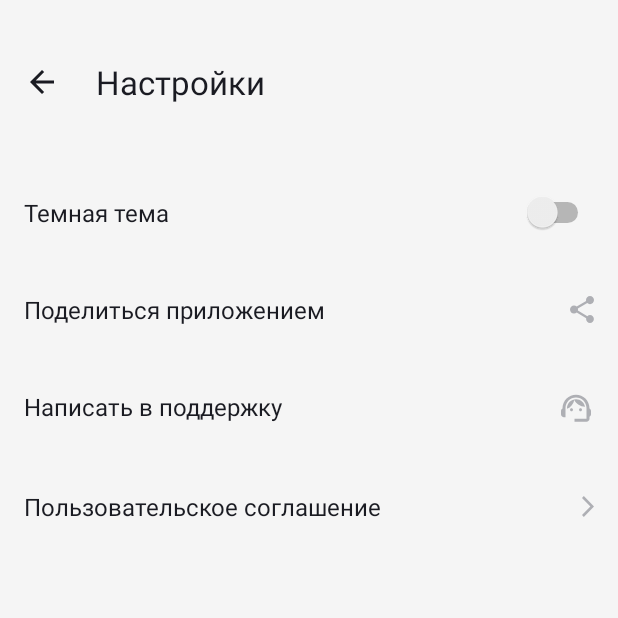
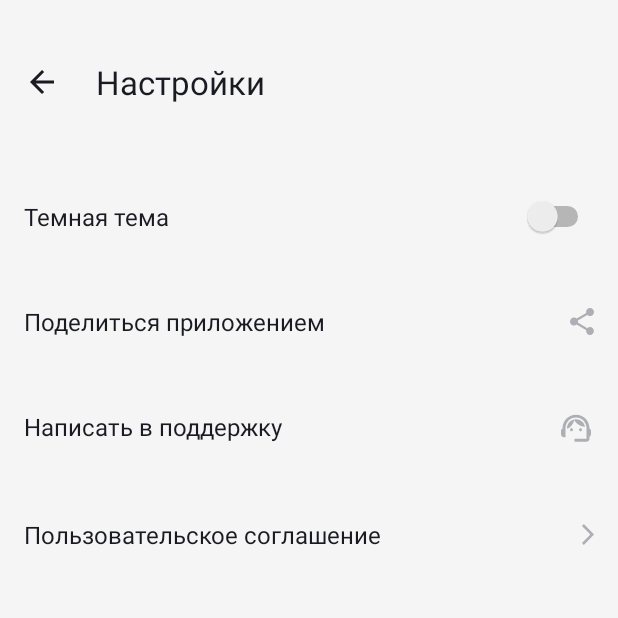
Before and after one commit to Beduir/PlaylistMaker, an Android app: the SettingsActivity screen opened directly, with no data from a screen before it, on a phone screen of 412 x 824 dp, the top half of it. Run offline under Robolectric (Android 15) with nearby library versions, the phone set to English and light mode, and no system bars.

Commit message:
Second iteration

```diff
--- a/app/src/main/java/com/beduir/playlistmaker/SettingsActivity.kt
+++ b/app/src/main/java/com/beduir/playlistmaker/SettingsActivity.kt
@@ -14,8 +14,7 @@ class SettingsActivity : AppCompatActivity() {
         val backButton = findViewById<ImageView>(R.id.back_button)
 
         backButton.setOnClickListener {
-            val displayIntent = Intent(this, MainActivity::class.java)
-            startActivity(displayIntent)
+            finish()
         }
     }
 }
--- a/app/src/main/res/drawable/forward_arrow.xml
+++ b/app/src/main/res/drawable/forward_arrow.xml
@@ -5,5 +5,5 @@
     android:viewportHeight="14">
   <path
       android:pathData="M0,12.748L1.213,14L8,7L1.213,0L0,1.252L5.573,7L0,12.748Z"
-      android:fillColor="#AEAFB4"/>
+      android:fillColor="@color/settings_icon_color"/>
 </vector>
--- a/app/src/main/res/drawable/share.xml
+++ b/app/src/main/res/drawable/share.xml
@@ -5,5 +5,5 @@
     android:viewportHeight="18">
   <path
       android:pathData="M13.333,12.723C12.658,12.723 12.053,12.994 11.591,13.419L5.253,9.669C5.298,9.461 5.333,9.253 5.333,9.036C5.333,8.819 5.298,8.611 5.253,8.404L11.52,4.69C12,5.142 12.631,5.422 13.333,5.422C14.809,5.422 16,4.211 16,2.711C16,1.211 14.809,0 13.333,0C11.858,0 10.667,1.211 10.667,2.711C10.667,2.928 10.702,3.136 10.747,3.343L4.48,7.057C4,6.605 3.369,6.325 2.667,6.325C1.191,6.325 0,7.536 0,9.036C0,10.536 1.191,11.747 2.667,11.747C3.369,11.747 4,11.467 4.48,11.015L10.809,14.774C10.764,14.964 10.738,15.163 10.738,15.361C10.738,16.816 11.902,18 13.333,18C14.764,18 15.929,16.816 15.929,15.361C15.929,13.907 14.764,12.723 13.333,12.723Z"
-      android:fillColor="#AEAFB4"/>
+      android:fillColor="@color/settings_icon_color"/>
 </vector>
--- a/app/src/main/res/drawable/support.xml
+++ b/app/src/main/res/drawable/support.xml
@@ -5,14 +5,14 @@
     android:viewportHeight="24">
   <path
       android:pathData="M21,12.32C21,6.83 16.74,3.1 12,3.1C7.31,3.1 3,6.75 3,12.38C2.4,12.72 2,13.36 2,14.1V16.1C2,17.2 2.9,18.1 4,18.1H5V12C5,8.13 8.13,5 12,5C15.87,5 19,8.13 19,12V19.1H11V21.1H19C20.1,21.1 21,20.2 21,19.1V17.88C21.59,17.57 22,16.96 22,16.24V13.94C22,13.24 21.59,12.63 21,12.32Z"
-      android:fillColor="#AEAFB4"/>
+      android:fillColor="@color/settings_icon_color"/>
   <path
       android:pathData="M9,14.1C9.552,14.1 10,13.652 10,13.1C10,12.548 9.552,12.1 9,12.1C8.448,12.1 8,12.548 8,13.1C8,13.652 8.448,14.1 9,14.1Z"
-      android:fillColor="#AEAFB4"/>
+      android:fillColor="@color/settings_icon_color"/>
   <path
       android:pathData="M15,14.1C15.552,14.1 16,13.652 16,13.1C16,12.548 15.552,12.1 15,12.1C14.448,12.1 14,12.548 14,13.1C14,13.652 14.448,14.1 15,14.1Z"
-      android:fillColor="#AEAFB4"/>
+      android:fillColor="@color/settings_icon_color"/>
   <path
       android:pathData="M18,11.13C17.52,8.28 15.04,6.1 12.05,6.1C9.02,6.1 5.76,8.61 6.02,12.55C8.49,11.54 10.35,9.34 10.88,6.66C12.19,9.29 14.88,11.1 18,11.13Z"
-      android:fillColor="#AEAFB4"/>
+      android:fillColor="@color/settings_icon_color"/>
 </vector>
--- a/app/src/main/res/layout/activity_settings.xml
+++ b/app/src/main/res/layout/activity_settings.xml
@@ -1,15 +1,11 @@
 <?xml version="1.0" encoding="utf-8"?>
-<androidx.constraintlayout.widget.ConstraintLayout xmlns:android="http://schemas.android.com/apk/res/android"
+<LinearLayout xmlns:android="http://schemas.android.com/apk/res/android"
     xmlns:app="http://schemas.android.com/apk/res-auto"
     xmlns:tools="http://schemas.android.com/tools"
     android:layout_width="match_parent"
     android:layout_height="match_parent"
     android:background="@color/settings_background"
-    android:paddingTop="20dp">
-
-    <LinearLayout
-        android:layout_width="match_parent"
-        android:layout_height="match_parent"
+    android:paddingTop="20dp"
     android:orientation="vertical">
 
     <LinearLayout
@@ -42,10 +38,10 @@
     </LinearLayout>
 
     <Switch
-            android:paddingLeft="16dp"
-            android:paddingRight="16dp"
-            android:paddingTop="21dp"
-            android:paddingBottom="21dp"
+        android:paddingLeft="@dimen/settings_button_horizontal_padding"
+        android:paddingRight="@dimen/settings_button_horizontal_padding"
+        android:paddingTop="@dimen/settings_button_vertical_padding"
+        android:paddingBottom="@dimen/settings_button_vertical_padding"
         android:layout_height="wrap_content"
         android:layout_width="match_parent"
         android:text="@string/black_theme"
@@ -57,10 +53,10 @@
         android:layout_width="match_parent"
         android:layout_height="wrap_content"
         android:backgroundTint="@color/settings_background"
-            android:paddingLeft="16dp"
-            android:paddingTop="21dp"
-            android:paddingRight="16dp"
-            android:paddingBottom="21dp"
+        android:paddingLeft="@dimen/settings_button_horizontal_padding"
+        android:paddingTop="@dimen/settings_button_vertical_padding"
+        android:paddingRight="@dimen/settings_button_horizontal_padding"
+        android:paddingBottom="@dimen/settings_button_vertical_padding"
         android:text="@string/share_app"
         android:textAlignment="textStart"
         android:textColor="@color/text_color"
@@ -72,10 +68,10 @@
         android:layout_width="match_parent"
         android:layout_height="wrap_content"
         android:backgroundTint="@color/settings_background"
-            android:paddingLeft="16dp"
-            android:paddingTop="21dp"
-            android:paddingRight="16dp"
-            android:paddingBottom="21dp"
+        android:paddingLeft="@dimen/settings_button_horizontal_padding"
+        android:paddingTop="@dimen/settings_button_vertical_padding"
+        android:paddingRight="@dimen/settings_button_horizontal_padding"
+        android:paddingBottom="@dimen/settings_button_vertical_padding"
         android:text="@string/write_to_support"
         android:textAlignment="textStart"
         android:textColor="@color/text_color"
@@ -87,10 +83,10 @@
         android:layout_width="match_parent"
         android:layout_height="wrap_content"
         android:backgroundTint="@color/settings_background"
-            android:paddingLeft="16dp"
-            android:paddingTop="21dp"
-            android:paddingRight="16dp"
-            android:paddingBottom="21dp"
+        android:paddingLeft="@dimen/settings_button_horizontal_padding"
+        android:paddingTop="@dimen/settings_button_vertical_padding"
+        android:paddingRight="@dimen/settings_button_horizontal_padding"
+        android:paddingBottom="@dimen/settings_button_vertical_padding"
         android:text="@string/user_agreement"
         android:textAlignment="textStart"
         android:textColor="@color/text_color"
@@ -99,5 +95,3 @@
         tools:ignore="UseCompatTextViewDrawableXml" />
 
 </LinearLayout>
-
-</androidx.constraintlayout.widget.ConstraintLayout>
--- a/app/src/main/res/values/dimens.xml
+++ b/app/src/main/res/values/dimens.xml
@@ -3,4 +3,9 @@
     <dimen name="title">22sp</dimen>
     <dimen name="main_menu">22sp</dimen>
     <dimen name="settings_menu">16sp</dimen>
+    <dimen name="main_button_corner_radius">16dp</dimen>
+    <dimen name="main_button_icon_padding">10dp</dimen>
+    <dimen name="main_button_spacing">16dp</dimen>
+    <dimen name="settings_button_horizontal_padding">16dp</dimen>
+    <dimen name="settings_button_vertical_padding">24dp</dimen>
 </resources>
```
Also changed, not shown: app/src/main/res/layout/activity_main.xml (+10 -16 lines). Lines whose indentation alone changed are shown as unchanged.
